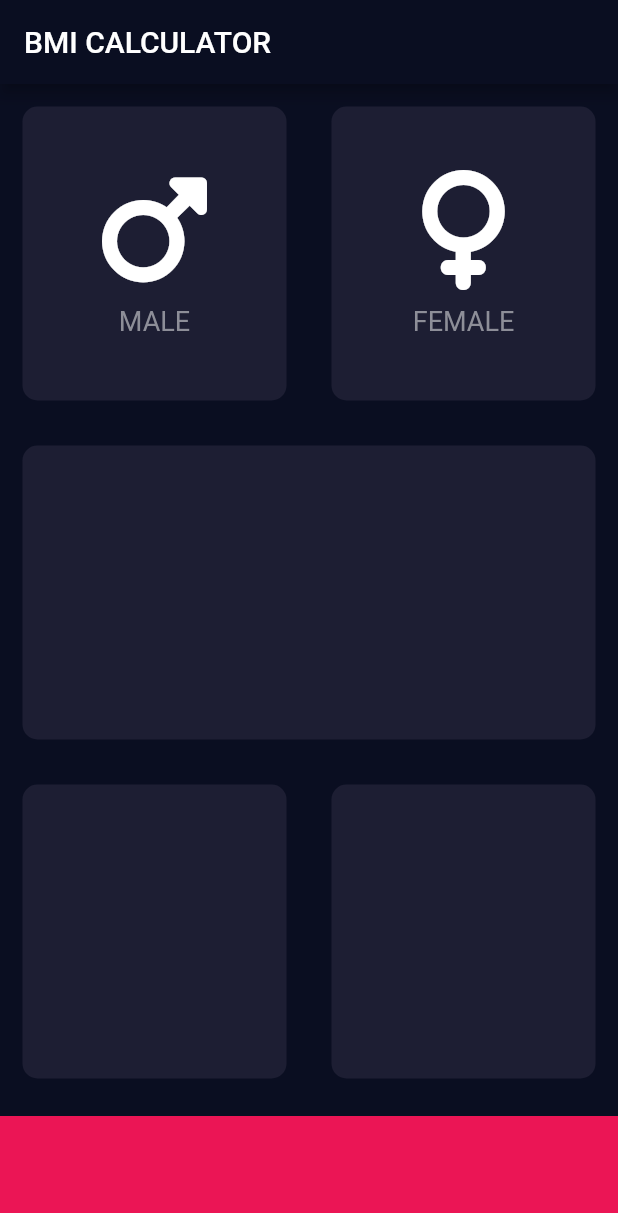
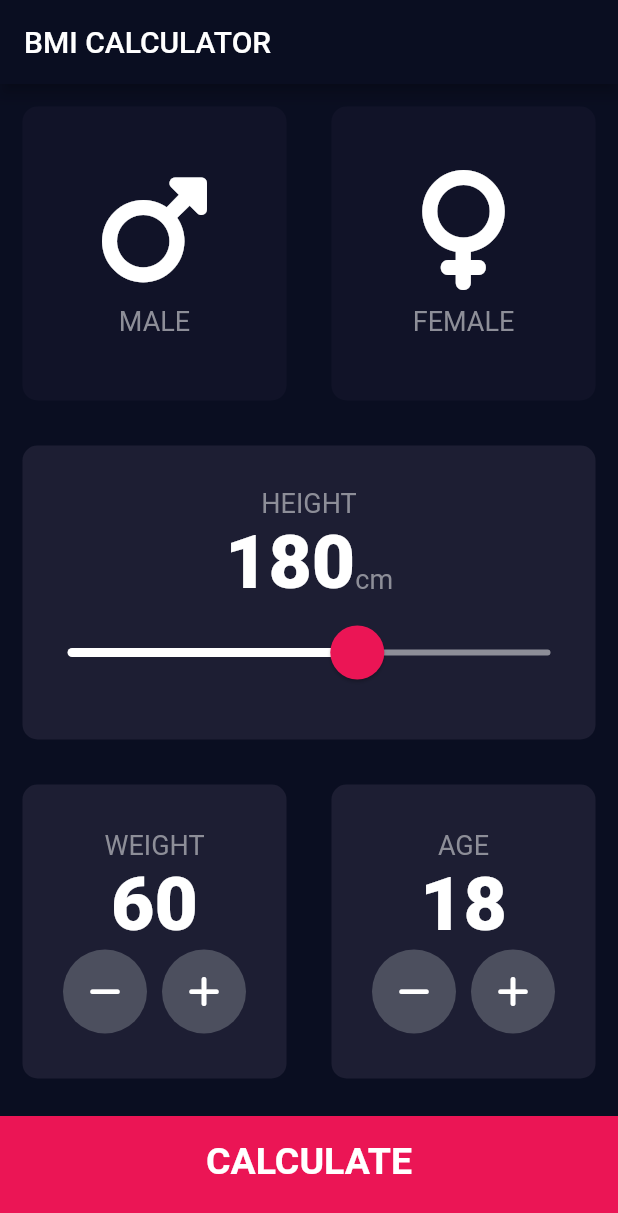
Before and after one commit to Kevin-Matin/FlutterSideProjects, a Flutter app: the screen it shows after launch, on a phone screen of 412 x 824 dp. Shown: the top 1213 px of the screen. Run offline on Flutter 3.47's test engine with Material 2 defaults, Android fonts, the phone set to English and light mode, and no system bars; our stand-ins replace font_awesome_flutter, rflutter_alert.

Commit message:
Færdiggørelse af BMI APP

```diff
--- /dev/null
+++ b/bmi_calculator_flutter/lib/calculator_brain.dart
@@ -0,0 +1,35 @@
+import 'dart:math';
+
+class CalculatorBrain {
+  CalculatorBrain(this.height, this.weight);
+
+  final int height;
+  final int weight;
+
+  late double _bmi;
+
+  String calculateBMI() {
+    _bmi = weight / pow(height / 100, 2);
+    return _bmi.toStringAsFixed(1);
+  }
+
+  String getResult() {
+    if (_bmi >= 25) {
+      return 'Overweight';
+    } else if (_bmi > 18.5) {
+      return 'Normal';
+    } else {
+      return 'Underweight';
+    }
+  }
+
+  String getInterpretation() {
+    if (_bmi >= 25) {
+      return 'You have a higher than normal body weight.';
+    } else if (_bmi > 18.5) {
+      return 'You have a normal body weight.';
+    } else {
+      return 'You have a lower than normal body weight.';
+    }
+  }
+}
--- /dev/null
+++ b/bmi_calculator_flutter/lib/components/bottom_button.dart
@@ -0,0 +1,31 @@
+import 'package:flutter/material.dart';
+import 'package:bmi_calculator_flutter/constants.dart';
+
+
+class BottomButton extends StatelessWidget {
+  const BottomButton(
+      {super.key, required this.onTap, required this.buttonTitle});
+
+  final VoidCallback onTap;
+  final String buttonTitle;
+
+  @override
+  Widget build(BuildContext context) {
+    return GestureDetector(
+      onTap: onTap,
+      child: Container(
+        color: kBottomContainerColor,
+        margin: EdgeInsets.only(top: 10),
+        padding: EdgeInsets.only(bottom: 20.0),
+        width: double.infinity,
+        height: kBottomContainerHeight,
+        child: Center(
+          child: Text(
+            buttonTitle,
+            style: kLargeButtonTextStyle,
+          ),
+        ),
+      ),
+    );
+  }
+}
--- a/bmi_calculator_flutter/lib/icon_content.dart
+++ b/bmi_calculator_flutter/lib/components/icon_content.dart
@@ -1,10 +1,6 @@
 // ignore_for_file: prefer_const_constructors_in_immutables, prefer_const_constructors
 import 'package:flutter/material.dart';
-
-const labelTextStyle = TextStyle(
-  fontSize: 18.0,
-  color: Color(0xFF8D8E98),
-);
+import 'package:bmi_calculator_flutter/constants.dart';
 
 class IconContents extends StatelessWidget {
   final String label;
@@ -22,7 +18,7 @@
           size: 80.0,
         ),
         SizedBox(height: 10),
-        Text(label, style: labelTextStyle),
+        Text(label, style: kLabelTextStyle),
       ],
     );
   }
--- /dev/null
+++ b/bmi_calculator_flutter/lib/components/reuseable_card.dart
@@ -0,0 +1,26 @@
+// ignore_for_file: prefer_const_constructors_in_immutables, prefer_const_constructors
+import 'package:flutter/material.dart';
+
+class ReuseableCard extends StatelessWidget {
+  ReuseableCard(
+      {super.key, required this.colour, this.cardChild, this.onPress});
+
+  final Color colour;
+  final Widget? cardChild;
+  final VoidCallback? onPress;
+
+  @override
+  Widget build(BuildContext context) {
+    return GestureDetector(
+      onTap: onPress,
+      child: Container(
+        margin: EdgeInsets.all(15),
+        decoration: BoxDecoration(
+          borderRadius: BorderRadius.circular(10.0),
+          color: colour,
+        ),
+        child: cardChild,
+      ),
+    );
+  }
+}
--- /dev/null
+++ b/bmi_calculator_flutter/lib/components/round_icon_button.dart
@@ -0,0 +1,24 @@
+import 'package:flutter/material.dart';
+import 'package:bmi_calculator_flutter/constants.dart';
+
+class RoundIconButton extends StatelessWidget {
+  RoundIconButton({super.key, required this.icon, required this.onPressed});
+
+  final IconData icon;
+  final VoidCallback? onPressed;
+
+  @override
+  Widget build(BuildContext context) {
+    return RawMaterialButton(
+      onPressed: onPressed,
+      elevation: 0.0,
+      constraints: BoxConstraints.tightFor(
+        width: 56.0,
+        height: 56.0,
+      ),
+      shape: CircleBorder(),
+      fillColor: Color(0xFF4C4F5E),
+      child: Icon(icon),
+    );
+  }
+}
--- /dev/null
+++ b/bmi_calculator_flutter/lib/constants.dart
@@ -0,0 +1,41 @@
+import 'package:flutter/material.dart';
+
+const kBottomContainerHeight = 80.0;
+const kActiveCardColour = Color(0xFF1D1E33);
+const kInactiveCardColour = Color(0xFF111328);
+const kBottomContainerColor = Color(0xFFEB1555);
+
+const kLabelTextStyle = TextStyle(
+  fontSize: 18.0,
+  color: Color(0xFF8D8E98),
+);
+
+const kNumberLabelTextStyle = TextStyle(
+  fontSize: 50.0,
+  fontWeight: FontWeight.w900,
+);
+
+const kLargeButtonTextStyle = TextStyle(
+  fontSize: 25.0,
+  fontWeight: FontWeight.bold,
+);
+
+const kTitleTextStyle = TextStyle(
+  fontSize: 50.0,
+  fontWeight: FontWeight.bold,
+);
+
+const kResultTextStyle = TextStyle(
+  color: Color(0xFF24D876),
+  fontSize: 22.0,
+  fontWeight: FontWeight.bold,
+);
+
+const kBMITextStyle = TextStyle(
+  fontSize: 100.0,
+  fontWeight: FontWeight.bold,
+);
+
+const kBodyTextStyle = TextStyle(
+  fontSize: 22.0,
+);
--- a/bmi_calculator_flutter/lib/input_page.dart
+++ /dev/null
@@ -1,78 +0,0 @@
-// ignore_for_file: prefer_const_constructors, library_private_types_in_public_api, prefer_const_literals_to_create_immutables, prefer_const_constructors_in_immutables
-import 'package:flutter/material.dart';
-import 'package:font_awesome_flutter/font_awesome_flutter.dart';
-import 'icon_content.dart';
-import 'reuseable_card.dart';
-
-const bottomContainerHeight = 80.0;
-const cardColour = Color(0xFF1D1E33);
-const bottomContainerColor = Color(0xFFEB1555);
-
-class InputPage extends StatefulWidget {
-  const InputPage({super.key});
-
-  @override
-  _InputPageState createState() => _InputPageState();
-}
-
-class _InputPageState extends State<InputPage> {
-  @override
-  Widget build(BuildContext context) {
-    return Scaffold(
-        backgroundColor: Color(0xFF0A0E21),
-        appBar: AppBar(
-          title: Text('BMI CALCULATOR'),
-        ),
-        body: Column(
-          children: [
-            Expanded(
-              child: Row(
-                children: <Widget>[
-                  Expanded(
-                    child: ReuseableCard(
-                      colour: cardColour,
-                      cardChild: IconContents(
-                          label: 'MALE', icon: FontAwesomeIcons.mars),
-                    ),
-                  ),
-                  Expanded(
-                    child: ReuseableCard(
-                      colour: cardColour,
-                      cardChild: IconContents(
-                          label: 'FEMALE', icon: FontAwesomeIcons.venus),
-                    ),
-                  ),
-                ],
-              ),
-            ),
-            Expanded(
-              child: ReuseableCard(
-                colour: cardColour,
-              ),
-            ),
-            Expanded(
-              child: Row(
-                children: [
-                  Expanded(
-                    child: ReuseableCard(
-                      colour: Color(0xFF1D1E33),
-                    ),
-                  ),
-                  Expanded(
-                    child: ReuseableCard(
-                      colour: cardColour,
-                    ),
-                  ),
-                ],
-              ),
-            ),
-            Container(
-              color: bottomContainerColor,
-              margin: EdgeInsets.only(top: 10),
-              width: double.infinity,
-              height: bottomContainerHeight,
-            )
-          ],
-        ));
-  }
-}
--- a/bmi_calculator_flutter/lib/main.dart
+++ b/bmi_calculator_flutter/lib/main.dart
@@ -1,6 +1,6 @@
 // ignore_for_file: prefer_const_constructors, library_private_types_in_public_api
 import 'package:flutter/material.dart';
-import 'input_page.dart';
+import 'screens/input_page.dart';
 
 void main() => runApp(BMICalculator());
 
--- a/bmi_calculator_flutter/lib/reuseable_card.dart
+++ /dev/null
@@ -1,21 +0,0 @@
-// ignore_for_file: prefer_const_constructors_in_immutables, prefer_const_constructors
-import 'package:flutter/material.dart';
-
-class ReuseableCard extends StatelessWidget {
-  ReuseableCard({super.key, required this.colour, this.cardChild});
-
-  final Color colour;
-  final Widget? cardChild;
-
-  @override
-  Widget build(BuildContext context) {
-    return Container(
-      margin: EdgeInsets.all(15),
-      decoration: BoxDecoration(
-        borderRadius: BorderRadius.circular(10.0),
-        color: colour,
-      ),
-      child: cardChild,
-    );
-  }
-}
--- /dev/null
+++ b/bmi_calculator_flutter/lib/screens/input_page.dart
@@ -0,0 +1,235 @@
+// ignore_for_file: prefer_const_constructors, library_private_types_in_public_api, prefer_const_literals_to_create_immutables, prefer_const_constructors_in_immutables, use_key_in_widget_constructors
+import 'package:bmi_calculator_flutter/screens/results_page.dart';
+import 'package:flutter/material.dart';
+import 'package:font_awesome_flutter/font_awesome_flutter.dart';
+import 'package:bmi_calculator_flutter/components/icon_content.dart';
+import 'package:bmi_calculator_flutter/components/reuseable_card.dart';
+import '../constants.dart';
+import 'package:bmi_calculator_flutter/components/bottom_button.dart';
+import 'package:bmi_calculator_flutter/components/round_icon_button.dart';
+import 'package:bmi_calculator_flutter/calculator_brain.dart';
+import 'results_page.dart';
+
+enum Gender {
+  male,
+  female,
+}
+
+class InputPage extends StatefulWidget {
+  const InputPage({super.key});
+
+  @override
+  _InputPageState createState() => _InputPageState();
+}
+
+class _InputPageState extends State<InputPage> {
+  Gender? selectedGender;
+  int height = 180;
+  int weight = 60;
+  int age = 18;
+
+  @override
+  Widget build(BuildContext context) {
+    return Scaffold(
+      backgroundColor: Color(0xFF0A0E21),
+      appBar: AppBar(
+        title: Text('BMI CALCULATOR'),
+      ),
+      body: Column(
+        crossAxisAlignment: CrossAxisAlignment.stretch,
+        children: <Widget>[
+          Expanded(
+            child: Row(
+              children: <Widget>[
+                Expanded(
+                  child: ReuseableCard(
+                    onPress: () {
+                      setState(() {
+                        selectedGender = Gender.male;
+                      });
+                    },
+                    colour: selectedGender == Gender.male
+                        ? kActiveCardColour
+                        : kInactiveCardColour,
+                    cardChild: IconContents(
+                        label: 'MALE', icon: FontAwesomeIcons.mars),
+                  ),
+                ),
+                Expanded(
+                  child: ReuseableCard(
+                    onPress: () {
+                      setState(() {
+                        selectedGender = Gender.female;
+                      });
+                    },
+                    colour: selectedGender == Gender.female
+                        ? kActiveCardColour
+                        : kInactiveCardColour,
+                    cardChild: IconContents(
+                        label: 'FEMALE', icon: FontAwesomeIcons.venus),
+                  ),
+                ),
+              ],
+            ),
+          ),
+          Expanded(
+            child: ReuseableCard(
+              colour: kActiveCardColour,
+              cardChild: Column(
+                mainAxisAlignment: MainAxisAlignment.center,
+                children: <Widget>[
+                  Text(
+                    'HEIGHT',
+                    style: kLabelTextStyle,
+                  ),
+                  Row(
+                    mainAxisAlignment: MainAxisAlignment.center,
+                    crossAxisAlignment: CrossAxisAlignment.baseline,
+                    textBaseline: TextBaseline.alphabetic,
+                    children: <Widget>[
+                      Text(
+                        height.toString(),
+                        style: kNumberLabelTextStyle,
+                      ),
+                      Text(
+                        'cm',
+                        style: kLabelTextStyle,
+                      ),
+                    ],
+                  ),
+                  SliderTheme(
+                    data: SliderTheme.of(context).copyWith(
+                      activeTrackColor: Colors.white,
+                      thumbColor: Color(0xFFEB1555),
+                      overlayColor: Color(0x29EB1555),
+                      thumbShape:
+                          RoundSliderThumbShape(enabledThumbRadius: 18.0),
+                      overlayShape:
+                          RoundSliderOverlayShape(overlayRadius: 30.0),
+                    ),
+                    child: Slider(
+                      value: height.toDouble(),
+                      min: 120.0,
+                      max: 220.0,
+                      inactiveColor: Color(0xFF8D8E98),
+                      onChanged: (double newValue) {
+                        setState(() {
+                          height = newValue.round();
+                        });
+                      },
+                    ),
+                  )
+                ],
+              ),
+            ),
+          ),
+          Expanded(
+            child: Row(
+              children: [
+                Expanded(
+                  child: ReuseableCard(
+                    colour: kActiveCardColour,
+                    cardChild: Column(
+                      mainAxisAlignment: MainAxisAlignment.center,
+                      children: <Widget>[
+                        Text(
+                          'WEIGHT',
+                          style: kLabelTextStyle,
+                        ),
+                        Text(
+                          weight.toString(),
+                          style: kNumberLabelTextStyle,
+                        ),
+                        SizedBox(width: 10.0),
+                        Row(
+                          mainAxisAlignment: MainAxisAlignment.center,
+                          children: <Widget>[
+                            RoundIconButton(
+                              icon: FontAwesomeIcons.minus,
+                              onPressed: () {
+                                setState(() {
+                                  weight--;
+                                });
+                              },
+                            ),
+                            SizedBox(width: 10.0),
+                            RoundIconButton(
+                              icon: FontAwesomeIcons.plus,
+                              onPressed: () {
+                                setState(() {
+                                  weight++;
+                                });
+                              },
+                            ),
+                          ],
+                        ),
+                      ],
+                    ),
+                  ),
+                ),
+                Expanded(
+                  child: ReuseableCard(
+                    colour: kActiveCardColour,
+                    cardChild: Column(
+                      mainAxisAlignment: MainAxisAlignment.center,
+                      children: <Widget>[
+                        Text(
+                          'AGE',
+                          style: kLabelTextStyle,
+                        ),
+                        Text(
+                          age.toString(),
+                          style: kNumberLabelTextStyle,
+                        ),
+                        SizedBox(width: 10.0),
+                        Row(
+                          mainAxisAlignment: MainAxisAlignment.center,
+                          children: <Widget>[
+                            RoundIconButton(
+                              icon: FontAwesomeIcons.minus,
+                              onPressed: () {
+                                setState(() {
+                                  age--;
+                                });
+                              },
+                            ),
+                            SizedBox(width: 10.0),
+                            RoundIconButton(
+                              icon: FontAwesomeIcons.plus,
+                              onPressed: () {
+                                setState(() {
+                                  age++;
+                                });
+                              },
+                            ),
+                          ],
+                        ),
+                      ],
+                    ),
+                  ),
+                ),
+              ],
+            ),
+          ),
+          BottomButton(
+            buttonTitle: 'CALCULATE',
+            onTap: () {
+              CalculatorBrain calc = CalculatorBrain(height, weight);
+
+              Navigator.push(
+                context,
+                MaterialPageRoute(
+                  builder: (context) => ResultsPage(
+                    bmiResult: calc.calculateBMI(),
+                    resultText: calc.getResult(),
+                    interpretation: calc.getInterpretation(),
+                  ),
+                ),
+              );
+            },
+          )
+        ],
+      ),
+    );
+  }
+}
```
Also changed, not shown: bmi_calculator_flutter/lib/screens/results_page.dart (added, +73 -0 lines).
